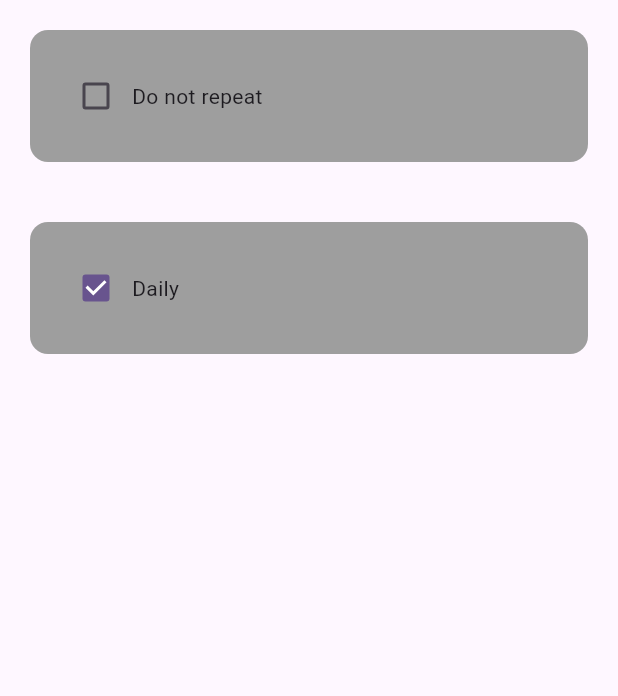
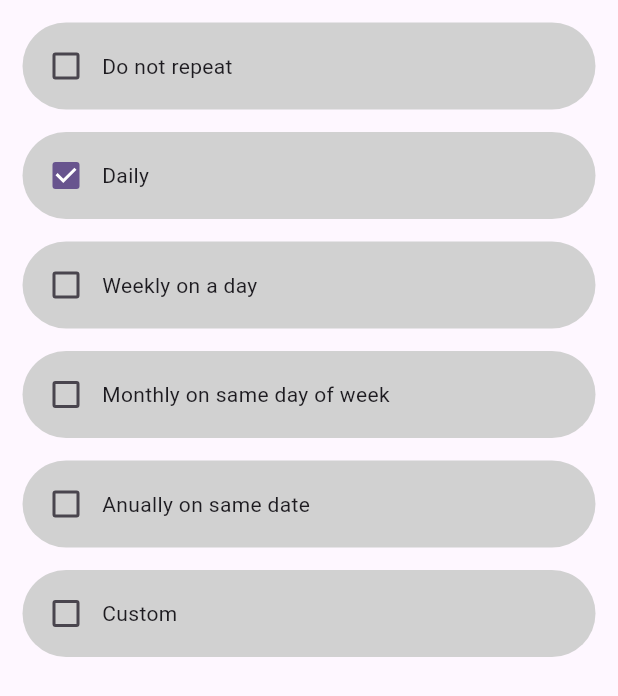
Before and after one commit to hel707/Team1, a Flutter app: the AddTaskPage screen opened directly, on a phone screen of 412 x 824 dp. Shown: the top 696 px of the screen. Run offline on Flutter 3.47's test engine with Material 2 defaults, Android fonts, the light colour scheme and no system bars; our stand-ins replace cloud_firestore, firebase_auth, firebase_core, google_sign_in, percent_indicator; accounts and stored records are empty; network calls fail.

Commit message:
updating recurrence

```diff
--- a/src/up_task/lib/customwidgets/Recurrence/recurrence_tile.dart
+++ b/src/up_task/lib/customwidgets/Recurrence/recurrence_tile.dart
@@ -16,9 +16,9 @@ class RecurrenceTile extends StatelessWidget {
   Widget build(BuildContext context) {
     return Padding(
       //Adding padding around list of options
-      padding: const EdgeInsets.all(20),
+      padding: const EdgeInsets.only(left: 15, right: 15, top: 15),
       child: Container(
-        padding: EdgeInsets.all(20),
+        padding: EdgeInsets.all(5),
         child: Row(
           children: [
             //check box
@@ -29,8 +29,8 @@ class RecurrenceTile extends StatelessWidget {
           ],
         ),
         decoration: BoxDecoration(
-            borderRadius: BorderRadius.circular(12),
-            color: const Color.fromARGB(255, 158, 158, 158)),
+            borderRadius: BorderRadius.circular(30),
+            color: Color.fromARGB(255, 209, 209, 209)),
       ),
     );
   }
--- a/src/up_task/lib/screens/add_task_screen.dart
+++ b/src/up_task/lib/screens/add_task_screen.dart
@@ -15,11 +15,15 @@ class _AddTaskPageState extends State<AddTaskPage> {
   List recurrenceList = [
     ["Do not repeat", false],
     ["Daily", true],
+    ["Weekly on a day",false],
+    ["Monthly on same day of week", false],
+    ["Anually on same date",false],
+    ["Custom", false],
   ];
 
   void checkBoxChanged(bool? value, int index) {
+      recurrenceList[index][1] = !(recurrenceList[index][1]);
     setState(() {
-      recurrenceList[index][1] = !recurrenceList[index][1];
     });
   }
 
@@ -32,7 +36,7 @@ class _AddTaskPageState extends State<AddTaskPage> {
           return RecurrenceTile(
             recurrenceType: recurrenceList[index][0],
             ticked: recurrenceList[index][1],
-            onChanged: (value) => checkBoxChanged,
+            onChanged: (value) => checkBoxChanged(value, index),
           );
         },
       ),
```
